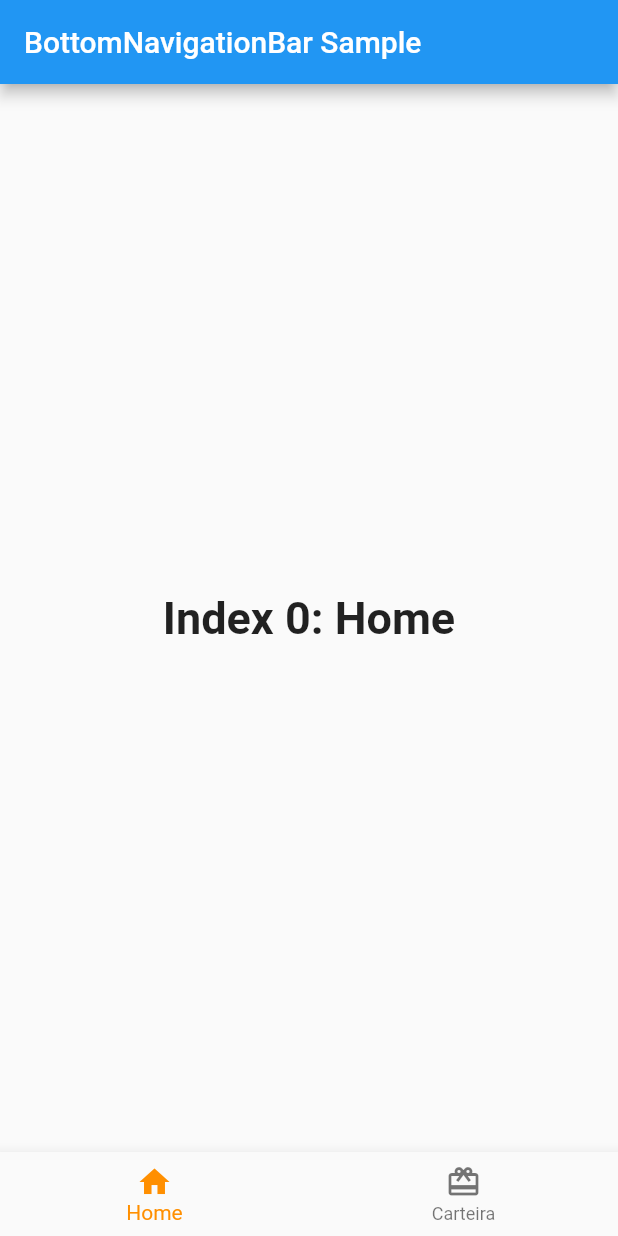
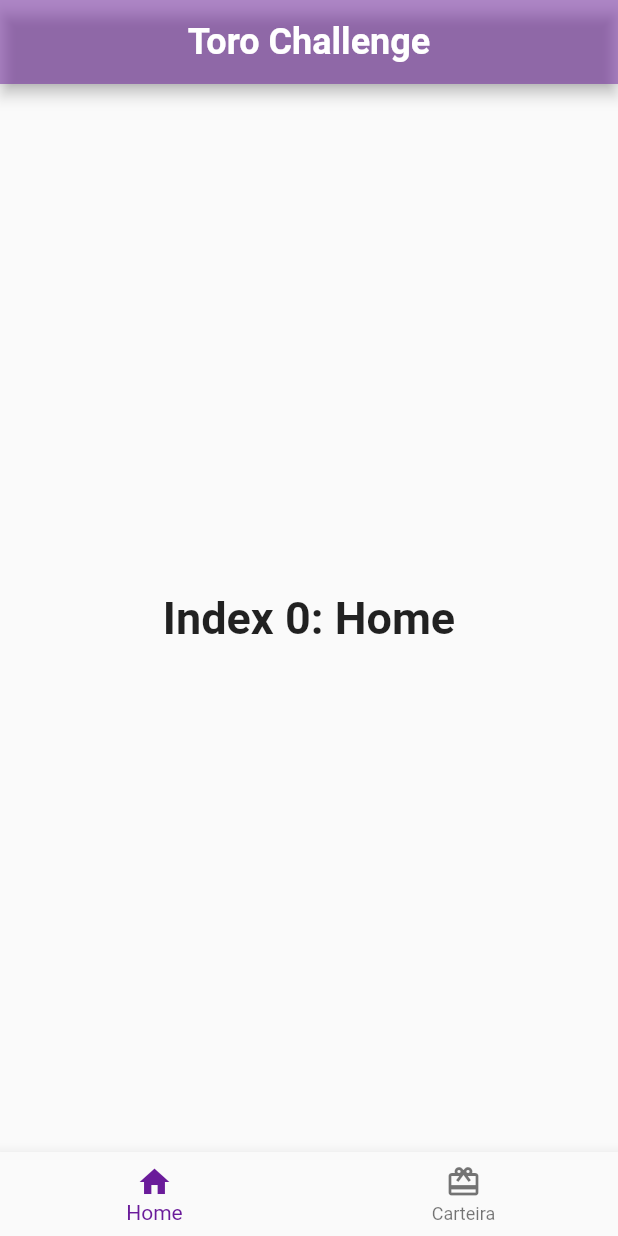
Before and after one commit to GabrielCotrim/toro_challenge_app, a Flutter app: the screen it shows after launch, on a phone screen of 412 x 824 dp. Run offline on Flutter 3.47's test engine with Material 2 defaults, Android fonts, the light colour scheme and no system bars.

Commit message:
Ajusta appbar

```diff
--- a/lib/features/presentation/pages/home_page.dart
+++ b/lib/features/presentation/pages/home_page.dart
@@ -1,5 +1,6 @@
 import 'package:flutter/cupertino.dart';
 import 'package:flutter/material.dart';
+import 'package:toro_challenge/app_theme.dart';
 
 import '../../../core/widgets/platform_stateless_widget.dart';
 
@@ -15,6 +16,15 @@ class _HomeStatePage extends PlatformStateWidget<HomePage> {
 
   static const TextStyle _optionStyle =
       TextStyle(fontSize: 30, fontWeight: FontWeight.bold);
+
+  static const Text _titleBar = Text(
+    AppTheme.appName,
+    style: TextStyle(
+      fontSize: 24,
+      fontWeight: FontWeight.bold,
+      color: Colors.white,
+    ),
+  );
 
   static const List<Widget> _widgetOptions = <Widget>[
     Text(
@@ -48,8 +58,10 @@ class _HomeStatePage extends PlatformStateWidget<HomePage> {
   @override
   Widget buildCupertinoWidget(BuildContext context) {
     return CupertinoPageScaffold(
-      navigationBar: const CupertinoNavigationBar(
-        middle: Text('Cupertino Store'),
+      navigationBar: CupertinoNavigationBar(
+        backgroundColor:
+            CupertinoTheme.of(context).primaryColor.withOpacity(0.5),
+        middle: _titleBar,
       ),
       child: CupertinoTabScaffold(
         tabBar: CupertinoTabBar(
@@ -72,7 +84,9 @@ class _HomeStatePage extends PlatformStateWidget<HomePage> {
   Widget buildMaterialWidget(BuildContext context) {
     return Scaffold(
       appBar: AppBar(
-        title: const Text('BottomNavigationBar Sample'),
+        backgroundColor: Theme.of(context).primaryColor.withOpacity(0.5),
+        title: _titleBar,
+        centerTitle: true,
       ),
       body: Center(
         child: _widgetOptions.elementAt(_selectedIndex),
@@ -80,7 +94,7 @@ class _HomeStatePage extends PlatformStateWidget<HomePage> {
       bottomNavigationBar: BottomNavigationBar(
         items: _bottomItens,
         currentIndex: _selectedIndex,
-        selectedItemColor: Colors.amber[800],
+        selectedItemColor: Theme.of(context).primaryColor,
         onTap: _onItemTapped,
       ),
     );
```
